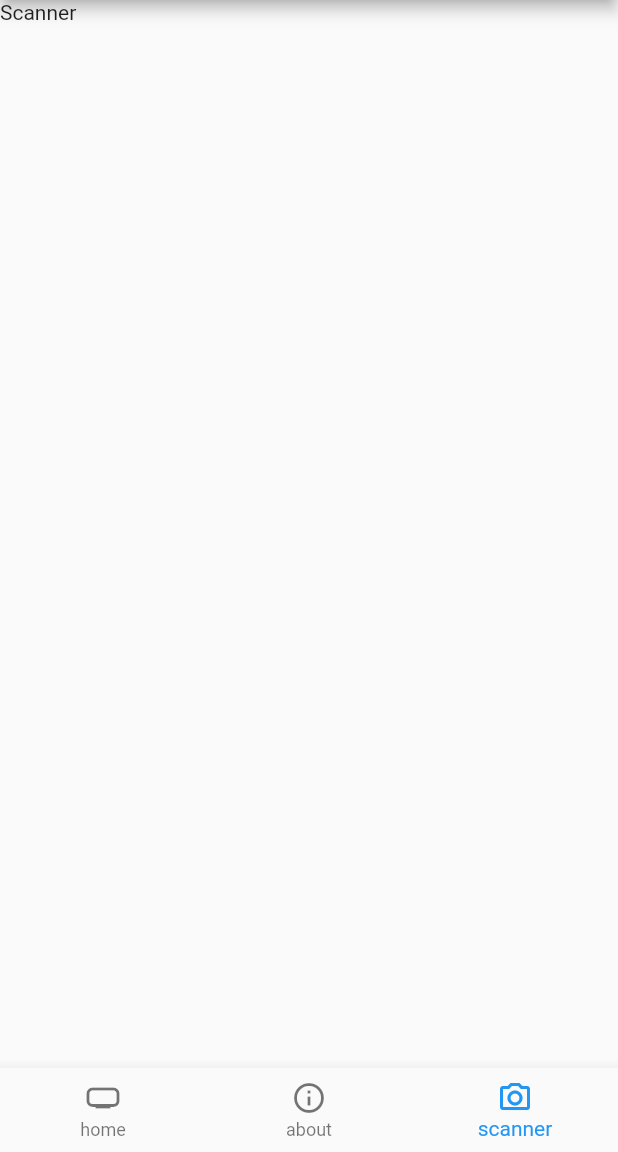
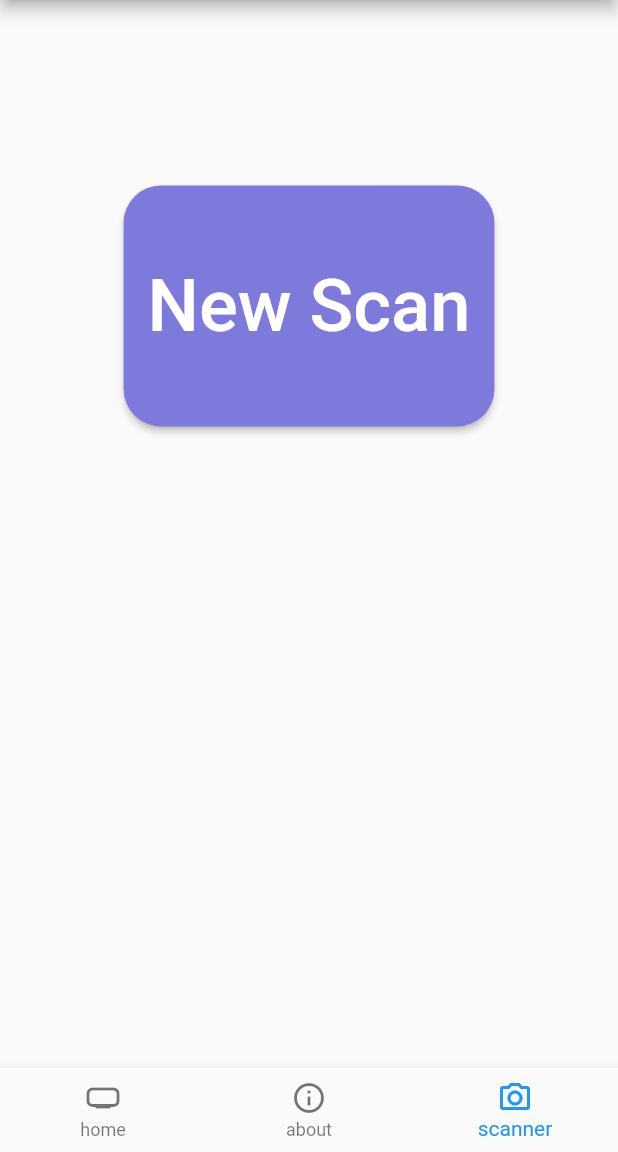
Before and after one commit to rkBekzat/fitmate, a Flutter app: the screen it shows after launch, item 3 of the bottom bar chosen, on a phone screen of 412 x 824 dp, the part 84-1236 px from its top. Run offline on Flutter 3.47's test engine with Material 2 defaults, Android fonts, the phone set to English and light mode, and no system bars; missing offline and left inert: flutter_barcode_scanner.

Commit message:
barcode: Add basic barcode scanner page
For now there are only placeholder for item name cause there is no API
connected yet. Also, the button `about page` is inactive.

```diff
--- a/lib/main.dart
+++ b/lib/main.dart
@@ -20,7 +20,7 @@ class _MyAppState extends State<MyApp> {
   List<Widget> pages = [
     home(),
     about(),
-    scanner(),
+    BarcodeScannerWidget(),
   ];
 
   int index = 0;
--- a/lib/screen/scanner.dart
+++ b/lib/screen/scanner.dart
@@ -1,12 +1,131 @@
 import 'package:flutter/material.dart';
+import 'package:flutter_barcode_scanner/flutter_barcode_scanner.dart';
 
-class scanner extends StatelessWidget {
-  const scanner({Key? key}) : super(key: key);
+class BarcodeScannerWidget extends StatefulWidget {
+  const BarcodeScannerWidget({Key? key}) : super(key: key);
+
+  @override
+  createState() => _BarcodeScannerState();
+}
+
+class _BarcodeScannerState extends State<BarcodeScannerWidget> {
+  String _barcodeValue = '';
+  double _newScanWidth = 0, _newScanHeight = 0;
+
+  Future<void> _scanBarcode() async {
+    final barcodeValue = await FlutterBarcodeScanner.scanBarcode(
+        '#ff6666', 'Cancel', true, ScanMode.BARCODE);
+
+    setState(() {
+      _barcodeValue = barcodeValue;
+    });
+  }
 
   @override
   Widget build(BuildContext context) {
+    final screenHeight = MediaQuery.of(context).size.height;
+    final screenWidth = MediaQuery.of(context).size.width;
+
+    _newScanWidth = screenWidth * 0.60;
+    _newScanHeight = _newScanWidth * 0.65;
+
     return Container(
-      child: Text("Scanner"),
+      margin: EdgeInsets.fromLTRB(0, screenHeight * 0.15, 0, 0),
+      child: Column(
+        children: [
+          Center(
+            child: SizedBox(
+              width: _newScanWidth,
+              height: _newScanHeight,
+              child: ElevatedButton(
+                onPressed: _scanBarcode,
+                style: ButtonStyle(
+                  backgroundColor: MaterialStateProperty.all<Color>(
+                      const Color.fromARGB(255, 125, 122, 219)),
+                  shape: MaterialStateProperty.all<RoundedRectangleBorder>(
+                    RoundedRectangleBorder(
+                      borderRadius: BorderRadius.circular(25.0),
+                    ),
+                  ),
+                ),
+                child: const FittedBox(
+                  fit: BoxFit.scaleDown,
+                  child: Text(
+                    'New Scan',
+                    style: TextStyle(fontSize: 100),
+                  ),
+                ),
+              ),
+            ),
+          ),
+          _barcodeValue.length <= 3
+              ? Container()
+              : Container(
+                  width: _newScanWidth,
+                  height: _newScanWidth,
+                  decoration: BoxDecoration(
+                    color: const Color.fromARGB(255, 64, 206, 107),
+                    borderRadius: BorderRadius.circular(25.0),
+                  ),
+                  margin: const EdgeInsets.fromLTRB(0, 40, 0, 0),
+                  padding: const EdgeInsets.all(25),
+                  child: Column(
+                    children: [
+                      FittedBox(
+                        child: Text(
+                          _barcodeValue,
+                          textAlign: TextAlign.center,
+                          style: const TextStyle(
+                            fontSize: 200,
+                            color: Color.fromARGB(255, 77, 53, 164),
+                            fontWeight: FontWeight.bold,
+                          ),
+                        ),
+                      ),
+                      const SizedBox(height: 15),
+                      const FittedBox(
+                        child: Text(
+                          'Чай зел. Lipton',
+                          textAlign: TextAlign.center,
+                          style: TextStyle(
+                            fontSize: 200,
+                            color: Colors.white,
+                            fontWeight: FontWeight.bold,
+                          ),
+                        ),
+                      ),
+                      const SizedBox(height: 15),
+                      Expanded(
+                        child: ElevatedButton(
+                          style: ButtonStyle(
+                            backgroundColor: MaterialStateProperty.all<Color>(
+                                Color.fromARGB(255, 229, 183, 97)),
+                            shape: MaterialStateProperty.all<
+                                RoundedRectangleBorder>(
+                              RoundedRectangleBorder(
+                                borderRadius: BorderRadius.circular(25.0),
+                              ),
+                            ),
+                          ),
+                          onPressed: () {},
+                          child: const FittedBox(
+                            child: Text(
+                              "about page",
+                              textAlign: TextAlign.center,
+                              style: TextStyle(
+                                fontSize: 200,
+                                color: Colors.white,
+                                fontWeight: FontWeight.bold,
+                              ),
+                            ),
+                          ),
+                        ),
+                      ),
+                    ],
+                  ),
+                ),
+        ],
+      ),
     );
   }
 }
--- a/pubspec.yaml
+++ b/pubspec.yaml
@@ -31,6 +31,7 @@ environment:
 dependencies:
   flutter:
     sdk: flutter
+  flutter_barcode_scanner: ^2.0.0
 
 
   # The following adds the Cupertino Icons font to your application.
```
